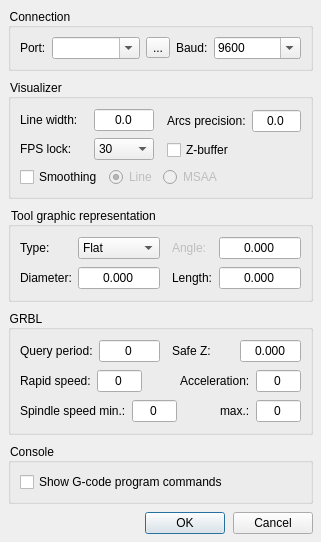
First picture: the form in frmsettings.ui, repository Denvi/Candle, before the edit.
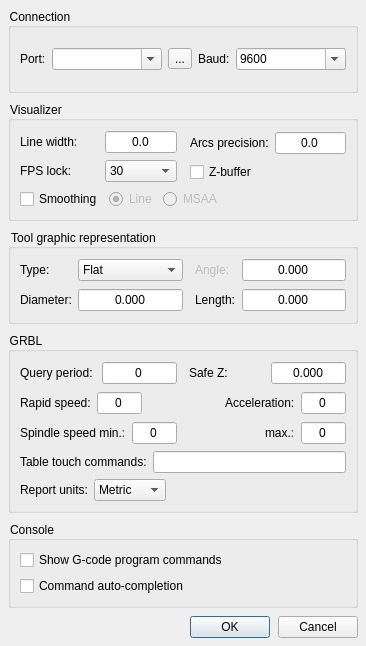
Second picture: the form after the edit. Icons and pictures are not drawn.

Commit message:
Imperial GRBL report units support.
Table touch commands added.

Diff of the .ui file:
```diff
--- a/frmsettings.ui
+++ b/frmsettings.ui
@@ -6,8 +6,8 @@
    <rect>
     <x>0</x>
     <y>0</y>
-    <width>321</width>
-    <height>499</height>
+    <width>366</width>
+    <height>646</height>
    </rect>
   </property>
   <property name="windowTitle">
@@ -666,6 +666,71 @@
         </item>
        </layout>
       </item>
+      <item>
+       <layout class="QHBoxLayout" name="horizontalLayout_11" stretch="0,0">
+        <item>
+         <widget class="QLabel" name="label_17">
+          <property name="text">
+           <string>Table touch commands:</string>
+          </property>
+         </widget>
+        </item>
+        <item>
+         <widget class="QLineEdit" name="txtTouchCommand">
+          <property name="alignment">
+           <set>Qt::AlignCenter</set>
+          </property>
+         </widget>
+        </item>
+       </layout>
+      </item>
+      <item>
+       <layout class="QHBoxLayout" name="horizontalLayout_6" stretch="0,1,3">
+        <item>
+         <widget class="QLabel" name="label_15">
+          <property name="text">
+           <string>Report units:</string>
+          </property>
+         </widget>
+        </item>
+        <item>
+         <widget class="QComboBox" name="cboUnits">
+          <property name="sizePolicy">
+           <sizepolicy hsizetype="Expanding" vsizetype="Fixed">
+            <horstretch>0</horstretch>
+            <verstretch>0</verstretch>
+           </sizepolicy>
+          </property>
+          <item>
+           <property name="text">
+            <string>Metric</string>
+           </property>
+          </item>
+          <item>
+           <property name="text">
+            <string>Imperial</string>
+           </property>
+          </item>
+         </widget>
+        </item>
+        <item>
+         <spacer name="horizontalSpacer_9">
+          <property name="orientation">
+           <enum>Qt::Horizontal</enum>
+          </property>
+          <property name="sizeType">
+           <enum>QSizePolicy::Expanding</enum>
+          </property>
+          <property name="sizeHint" stdset="0">
+           <size>
+            <width>6</width>
+            <height>20</height>
+           </size>
+          </property>
+         </spacer>
+        </item>
+       </layout>
+      </item>
      </layout>
     </widget>
    </item>
@@ -688,6 +753,13 @@
         </property>
        </widget>
       </item>
+      <item>
+       <widget class="QCheckBox" name="chkAutocompletion">
+        <property name="text">
+         <string>Command auto-completion</string>
+        </property>
+       </widget>
+      </item>
      </layout>
     </widget>
    </item>
```
Left out of the diff: 33 changed lines with no effect on the pictures. The commit also changes 8 other files.
